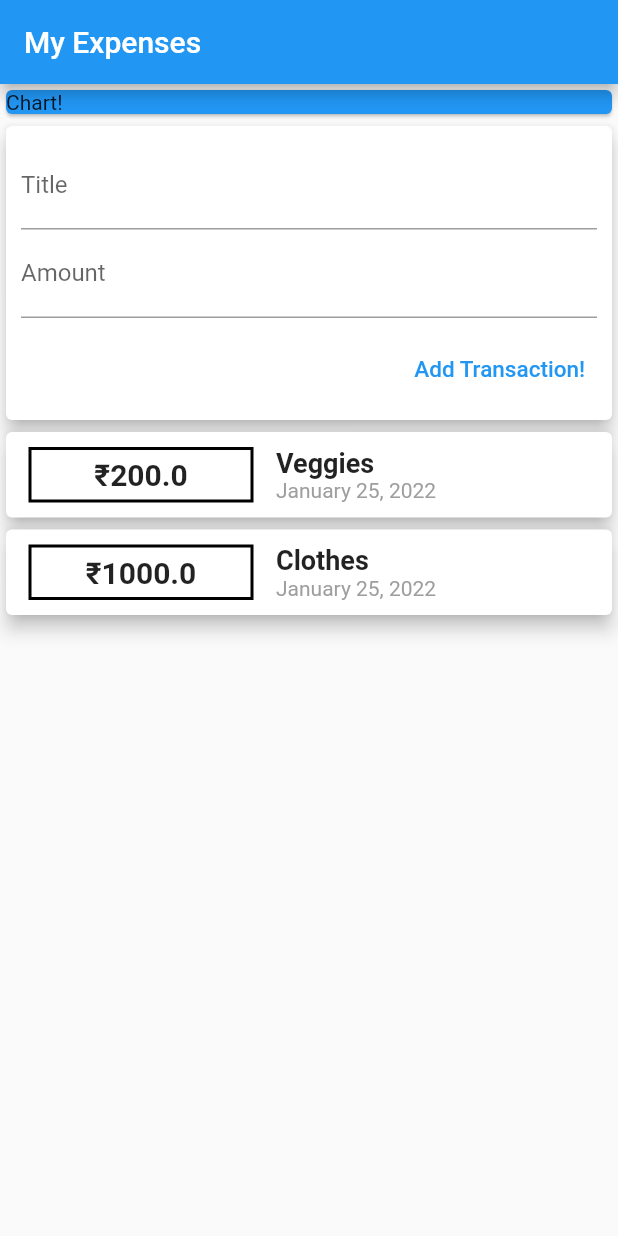
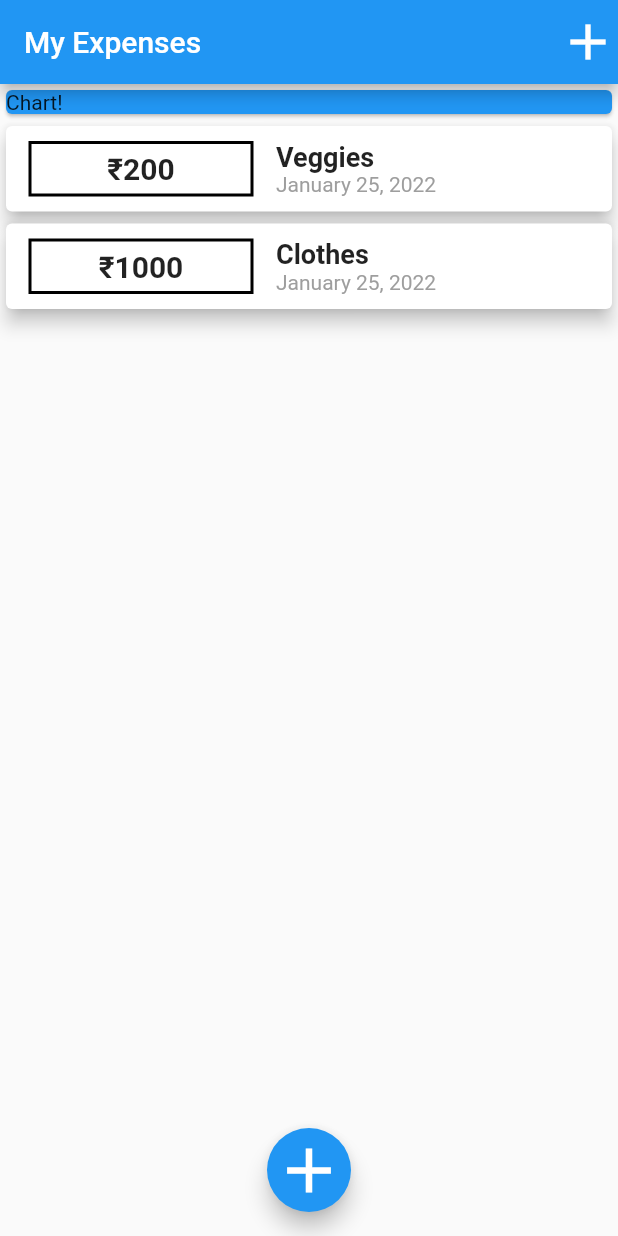
Before and after one commit to agrawalkunal2001/My_Expenses, a Flutter app: the screen it shows after launch, on a phone screen of 412 x 824 dp. Run offline on Flutter 3.47's test engine with Material 2 defaults, Android fonts, the phone set to English and light mode, and no system bars.

```diff
--- a/lib/main.dart
+++ b/lib/main.dart
@@ -1,5 +1,8 @@
 import 'package:flutter/material.dart';
-import 'package:my_expenses/widgets/user_transaction.dart';
+import 'package:my_expenses/widgets/transaction_list.dart';
+import 'package:my_expenses/widgets/user_input.dart';
+
+import 'models/transaction.dart';
 
 void main() {
   runApp(const MyApp());
@@ -17,11 +20,52 @@ class MyApp extends StatelessWidget {
   }
 }
 
-class HomePage extends StatelessWidget {
+class HomePage extends StatefulWidget {
+  @override
+  State<HomePage> createState() => _HomePageState();
+}
+
+class _HomePageState extends State<HomePage> {
+  final List<Transaction> _userTransaction = [
+    Transaction(id: "t1", title: "Veggies", amount: 200, date: DateTime.now()),
+    Transaction(id: "t2", title: "Clothes", amount: 1000, date: DateTime.now()),
+  ];
+
+  void _addTransactions(String txTitle, int txAmount) {
+    final newTx = Transaction(
+        id: DateTime.now().toString(),
+        title: txTitle,
+        amount: txAmount,
+        date: DateTime.now());
+    setState(() {
+      _userTransaction.add(newTx);
+    });
+    Navigator.of(context).pop();
+  }
+
+  void _startAddNewTransaction(BuildContext ctx) {
+    showModalBottomSheet(
+        context: ctx,
+        builder: (builderCtx) {
+          // builderCtx is the context which the builder gives. _ can also be used, indicating that we know context is being given but we dont care about it.
+          return UserInput(_addTransactions);
+        });
+  }
+
   @override
   Widget build(BuildContext context) {
     return Scaffold(
       appBar: AppBar(
+        actions: <Widget>[
+          IconButton(
+              onPressed: () {
+                _startAddNewTransaction(context);
+              },
+              icon: Icon(
+                Icons.add,
+                size: 40,
+              ))
+        ],
         title: const Text("My Expenses"),
       ),
       body: SingleChildScrollView(
@@ -33,8 +77,18 @@ class HomePage extends StatelessWidget {
               color: Colors.blue,
               child: Text("Chart!"),
             ),
-            UserTransaction(),
+            TransactionList(_userTransaction),
           ],
+        ),
+      ),
+      floatingActionButtonLocation: FloatingActionButtonLocation.centerFloat,
+      floatingActionButton: FloatingActionButton(
+        onPressed: () {
+          _startAddNewTransaction(context);
+        },
+        child: Icon(
+          Icons.add,
+          size: 50,
         ),
       ),
     );
--- a/lib/models/transaction.dart
+++ b/lib/models/transaction.dart
@@ -4,7 +4,7 @@ class Transaction {
   // Blueprint or model of a transaction
   final String? id;
   final String? title;
-  final double? amount;
+  final int? amount;
   final DateTime? date;
 
   Transaction(
--- a/lib/widgets/user_transaction.dart
+++ /dev/null
@@ -1,39 +0,0 @@
-import 'package:flutter/material.dart';
-import 'package:my_expenses/widgets/transaction_list.dart';
-import 'package:my_expenses/widgets/user_input.dart';
-import 'package:my_expenses/models/transaction.dart';
-
-class UserTransaction extends StatefulWidget {
-  const UserTransaction({Key? key}) : super(key: key);
-
-  @override
-  _UserTransactionState createState() => _UserTransactionState();
-}
-
-class _UserTransactionState extends State<UserTransaction> {
-  final List<Transaction> _userTransaction = [
-    Transaction(id: "t1", title: "Veggies", amount: 200, date: DateTime.now()),
-    Transaction(id: "t2", title: "Clothes", amount: 1000, date: DateTime.now()),
-  ];
-
-  void _addTransactions(String txTitle, double txAmount) {
-    final newTx = Transaction(
-        id: DateTime.now().toString(),
-        title: txTitle,
-        amount: txAmount,
-        date: DateTime.now());
-    setState(() {
-      _userTransaction.add(newTx);
-    });
-  }
-
-  @override
-  Widget build(BuildContext context) {
-    return Column(
-      children: <Widget>[
-        UserInput(_addTransactions),
-        TransactionList(_userTransaction),
-      ],
-    );
-  }
-}
```
Also changed, not shown: lib/widgets/user_input.dart (+12 -5 lines).
